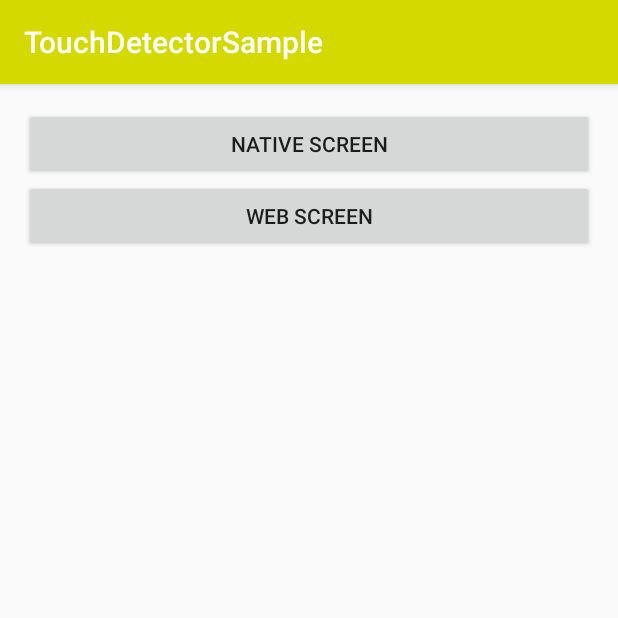
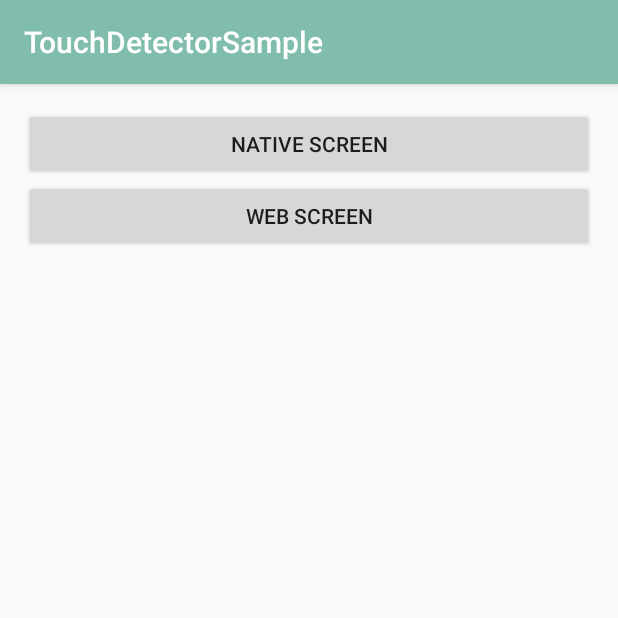
Before and after one commit to DaviddeMiguel/TouchDetector, an Android app: the screen it shows after launch (MainActivity), on a phone screen of 412 x 824 dp, the top half of it. Run offline under Robolectric (Android 15) with nearby library versions, the phone set to English and light mode, and no system bars; our stand-ins replace ButterKnife.

Commit message:
Changed default colors
Changed default colors

```diff
--- a/sample/src/main/res/values/colors.xml
+++ b/sample/src/main/res/values/colors.xml
@@ -1,6 +1,6 @@
 <?xml version="1.0" encoding="utf-8"?>
 <resources>
-  <color name="colorPrimary">#d4d900</color>
-  <color name="colorPrimaryDark">#27aee3</color>
-  <color name="colorAccent">#80bdad</color>
+  <color name="colorPrimary">#80bdad</color>
+  <color name="colorPrimaryDark">#d4d900</color>
+  <color name="colorAccent">#27aee3</color>
 </resources>
```
